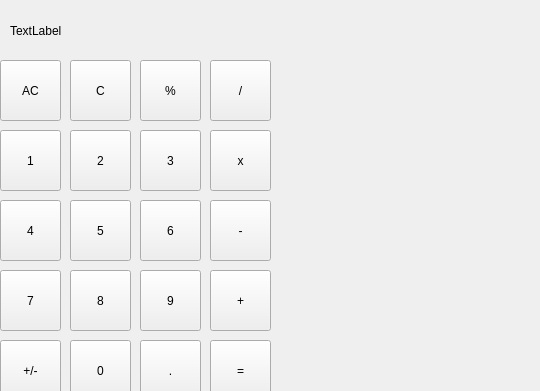
Above: python/pyQT_src/calculator.ui from RedStones-112/ROS_Pr before the change; both pictures show x 260 to 800 and y 100 to 491 of the 800 by 600 pixel window. Below: the same form after it.
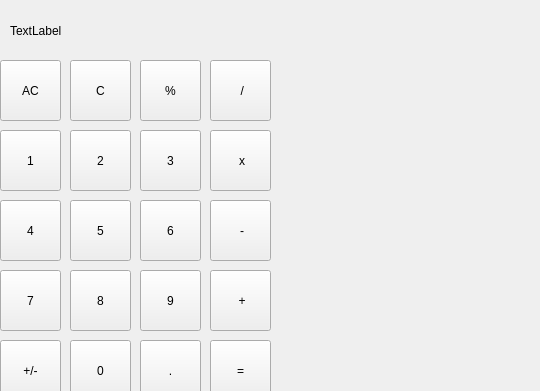
That is the form after the change.

Commit message: calculator_end

The edit to the form file:
```diff
--- a/python/pyQT_src/calculator.ui
+++ b/python/pyQT_src/calculator.ui
@@ -76,7 +76,7 @@
      </rect>
     </property>
     <property name="text">
-     <string>/</string>
+     <string> /</string>
     </property>
    </widget>
    <widget class="QPushButton" name="pushButton_5">
@@ -128,7 +128,7 @@
      </rect>
     </property>
     <property name="text">
-     <string>x</string>
+     <string> x</string>
     </property>
    </widget>
    <widget class="QPushButton" name="pushButton_9">
@@ -180,7 +180,7 @@
      </rect>
     </property>
     <property name="text">
-     <string>-</string>
+     <string> -</string>
     </property>
    </widget>
    <widget class="QPushButton" name="pushButton_13">
@@ -232,7 +232,7 @@
      </rect>
     </property>
     <property name="text">
-     <string>+</string>
+     <string> +</string>
     </property>
    </widget>
    <widget class="QPushButton" name="pushButton_17">
```
The commit also changes 2 other files.
